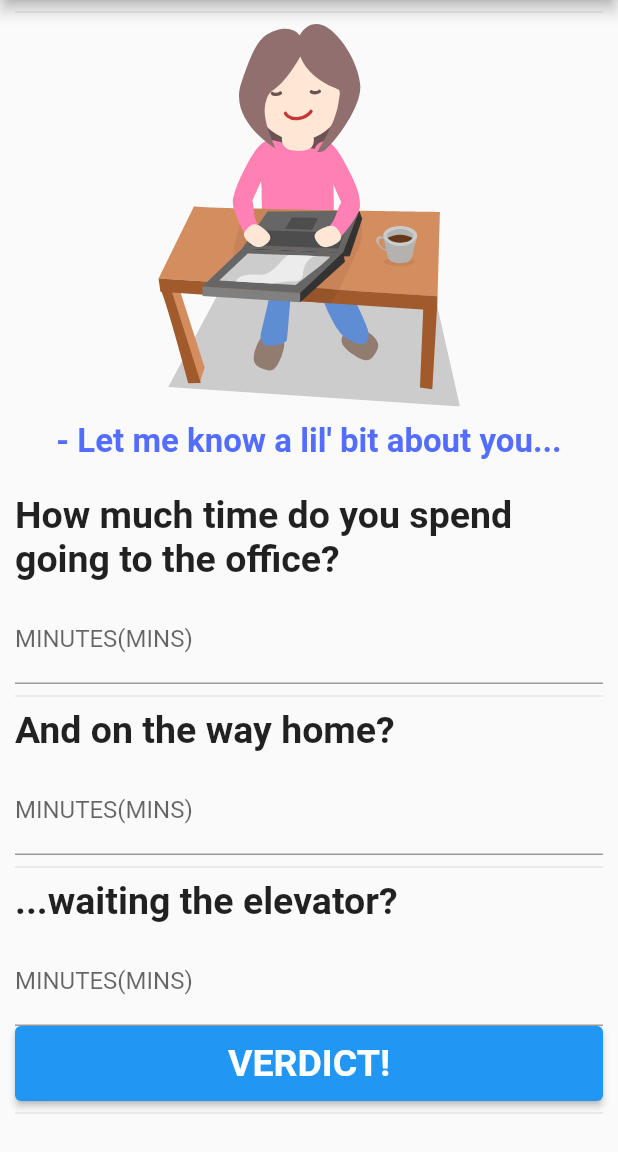
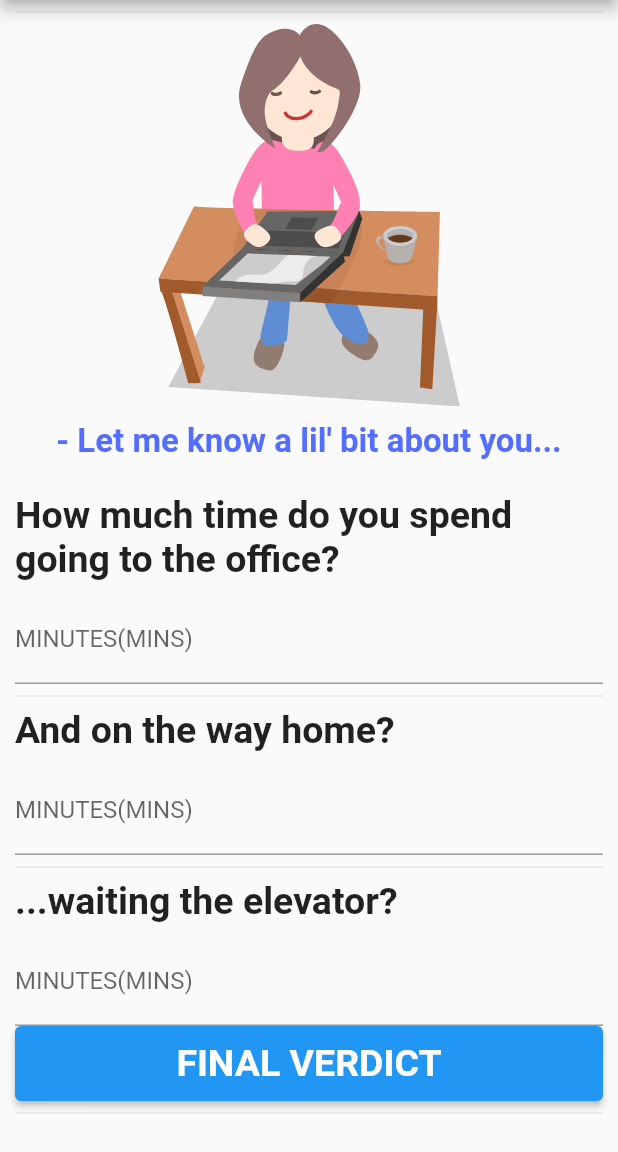
Before and after one commit to prfigueiredo/time_saver, a Flutter app: the screen it shows after launch, on a phone screen of 412 x 824 dp, the part 84-1236 px from its top. Run offline on Flutter 3.47's test engine with Material 2 defaults, Android fonts, the light colour scheme and no system bars; our stand-ins replace flutter_svg.

Commit message:
It's done

```diff
--- a/lib/Model/model_page.dart
+++ b/lib/Model/model_page.dart
@@ -1,4 +1,4 @@
 //Model (Model-View-Presenter pattern)
 class Model{
-
+  var staticTexts = ['<< Remote Job Time Saver >>', 'How much time do you spend going to the office?', 'And on the way home?', 'MINUTES(MINS)', '...waiting the elevator?', 'FINAL VERDICT'];
 }
--- a/lib/Presenter/presenter_page.dart
+++ b/lib/Presenter/presenter_page.dart
@@ -26,9 +26,8 @@ class Presenter{
     picture = 'assets/stressedout.svg';
     if(tempo == null) {
       info = "Error loading data...";
-      print(tempo);
     }else{
-      info = "Gosh! You saved ${tempo.toString()} days per year of your life!";
+      info = "Gosh! You saved ${tempo!.toStringAsFixed(2)} days per year of your life!";
     }
   }
 
--- a/lib/View/home_page.dart
+++ b/lib/View/home_page.dart
@@ -1,5 +1,6 @@
 import 'package:flutter/material.dart';
 import 'package:flutter_svg/flutter_svg.dart';
+import 'package:time_saver/Model/model_page.dart';
 import 'package:time_saver/Presenter/presenter_page.dart';
 
 //View (Model-View-Presenter pattern)
@@ -13,13 +14,15 @@ class Home extends StatefulWidget {
 class _HomeState extends State<Home> {
   //Instancing Presenter
   Presenter c = Presenter();
+  //Instancing Model
+  Model m = Model();
 
   @override
   Widget build(BuildContext context) {
     return Scaffold(
       appBar: AppBar(
-        title: const Text(
-          '<< Remote Job Time Saver >>',
+        title: Text(
+          m.staticTexts[0],
           style: TextStyle(fontSize: 25, fontWeight: FontWeight.bold),
         ),
         backgroundColor: Colors.orangeAccent,
@@ -59,7 +62,7 @@ class _HomeState extends State<Home> {
               height: 22,
             ),
             Text(
-              'How much time do you spend going to the office?',
+              m.staticTexts[1],
               style: TextStyle(fontWeight: FontWeight.bold, fontSize: 25),
             ),
             const SizedBox(height: 10),
@@ -73,28 +76,28 @@ class _HomeState extends State<Home> {
             ),
             const Divider(),
             Text(
-              'And on the way home?',
+              m.staticTexts[2],
               style: TextStyle(fontSize: 25, fontWeight: FontWeight.bold),
             ),
             const SizedBox(height: 10),
             TextField(
               keyboardType: TextInputType.number,
               decoration: InputDecoration(
-                labelText: 'MINUTES(MINS)',
+                labelText: m.staticTexts[3],
               ),
               textAlign: TextAlign.center,
               controller: c.backController,
             ),
             const Divider(),
             Text(
-              '...waiting the elevator?',
+              m.staticTexts[4],
               style: TextStyle(fontWeight: FontWeight.bold, fontSize: 25),
             ),
             const SizedBox(height: 10),
             TextField(
               keyboardType: TextInputType.number,
               decoration: InputDecoration(
-                labelText: 'MINUTES(MINS)',
+                labelText: m.staticTexts[3],
               ),
               textAlign: TextAlign.center,
               controller: c.elevatorController,
@@ -110,7 +113,7 @@ class _HomeState extends State<Home> {
                       });
                     },
                     child: Text(
-                      'VERDICT!',
+                      m.staticTexts[5],
                       style:
                           TextStyle(fontSize: 25, fontWeight: FontWeight.bold),
                     ))),
```
Also changed, not shown: assets/stressedout.svg (added).
